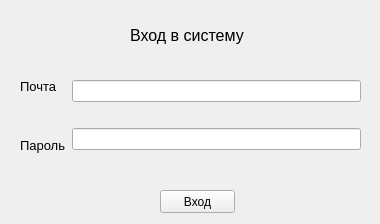
Above: data/ui/authentication_widget.ui from Hexy00123/Yandex.Liceum-Travel-App before the change. Below: the same form after it.
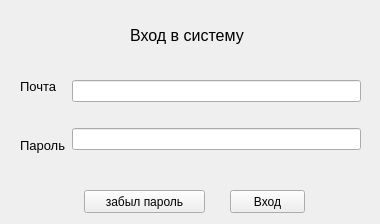
That is the form after the change.

What changed in the file:
```diff
--- a/data/ui/authentication_widget.ui
+++ b/data/ui/authentication_widget.ui
@@ -34,7 +34,7 @@
   <widget class="QPushButton" name="authentificate_button">
    <property name="geometry">
     <rect>
-     <x>160</x>
+     <x>230</x>
      <y>190</y>
      <width>75</width>
      <height>23</height>
@@ -102,6 +102,19 @@
     </item>
    </layout>
   </widget>
+  <widget class="QPushButton" name="forgot_password_button">
+   <property name="geometry">
+    <rect>
+     <x>84</x>
+     <y>190</y>
+     <width>121</width>
+     <height>23</height>
+    </rect>
+   </property>
+   <property name="text">
+    <string>забыл пароль</string>
+   </property>
+  </widget>
  </widget>
  <resources/>
  <connections/>
```
